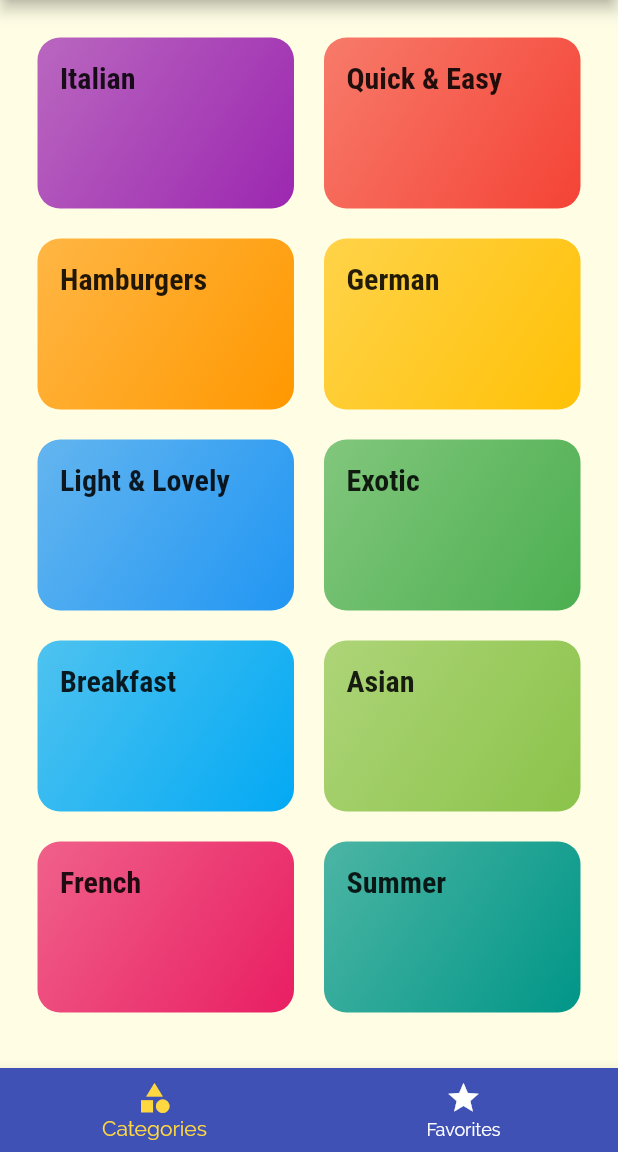
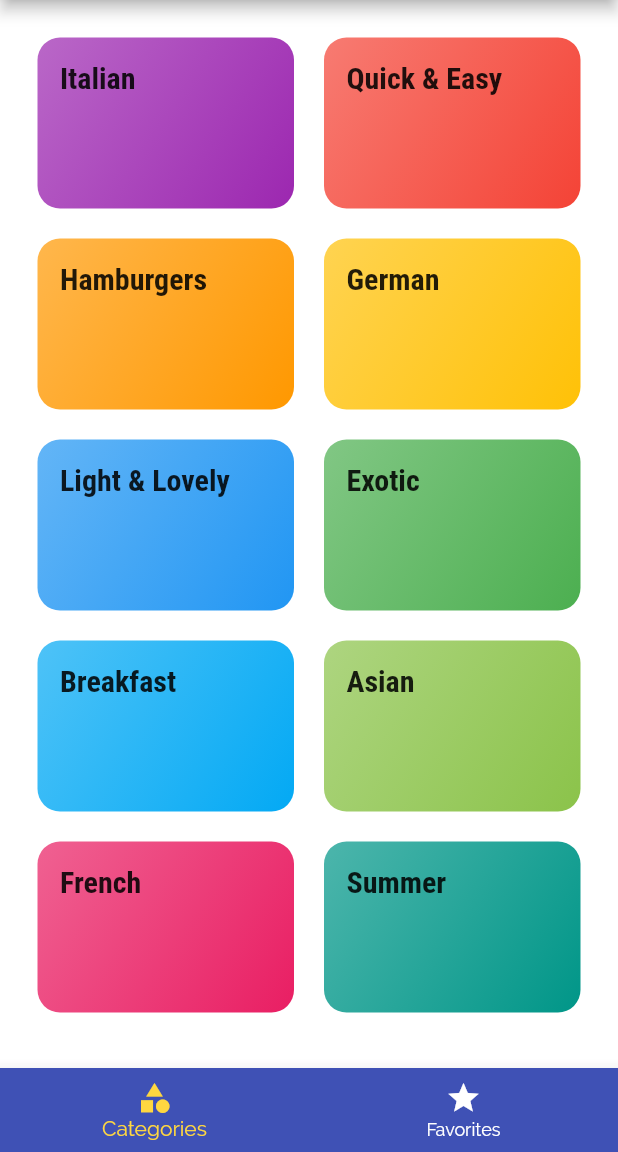
Before and after one commit to PhamDoanTrungDuong/foods_app, a Flutter app: the screen it shows after launch, on a phone screen of 412 x 824 dp, the part 84-1236 px from its top. Run offline on Flutter 3.47's test engine with Material 2 defaults, Android fonts, the phone set to English and light mode, and no system bars.

Commit message:
fix color

```diff
--- a/lib/main.dart
+++ b/lib/main.dart
@@ -75,7 +75,7 @@ class _MyAppState extends State<MyApp> {
         primarySwatch: Colors.indigo,
         // ignore: deprecated_member_use
         accentColor: Colors.amberAccent,
-        canvasColor: Color.fromRGBO(255, 254, 229, 1),
+        canvasColor: Color.fromRGBO(255, 255, 255, 1),
         fontFamily: 'Raleway',
         textTheme: ThemeData.light().textTheme.copyWith(
             bodyText1: TextStyle(
```
